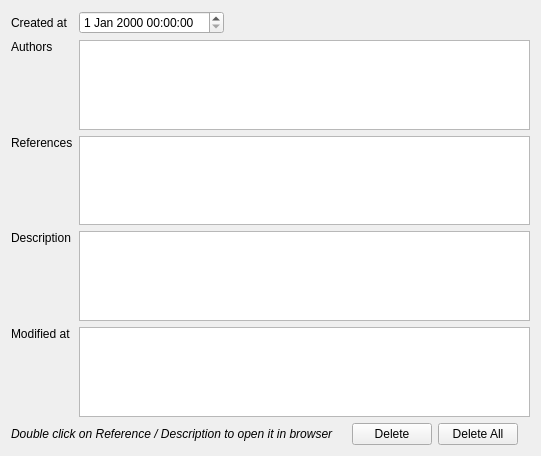
This is copasi/MIRIAMUI/CQMiriamWidget.ui in copasi/COPASI as Qt 5 draws it before an edit. The edited form follows.
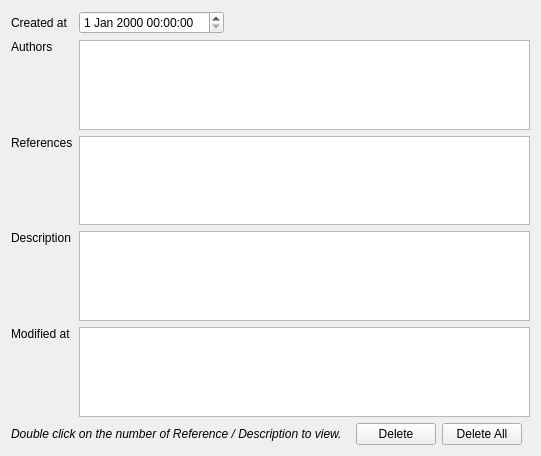
This is the edited form. Custom widgets are drawn as their Qt base class.

Commit message: - reformulated statement, as it was not obvious that a click on the 'number' will open the browser.

```diff
--- a/copasi/MIRIAMUI/CQMiriamWidget.ui
+++ b/copasi/MIRIAMUI/CQMiriamWidget.ui
@@ -61,7 +61,7 @@
         </font>
        </property>
        <property name="text">
-        <string>Double click on Reference / Description to open it in browser</string>
+        <string>Double click on the number of Reference / Description to view.</string>
        </property>
       </widget>
      </item>
```
Left out of the diff: 2 changed lines with no effect on the pictures.
